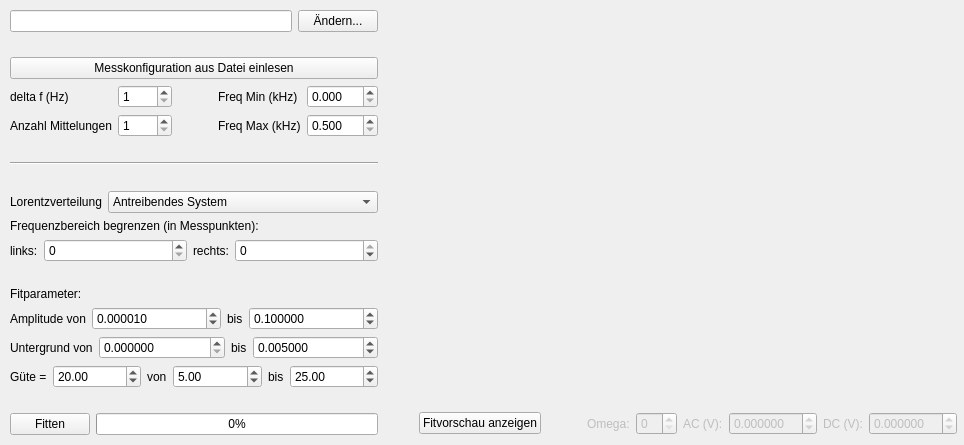
Above: Design/SpektrLaden.ui from lustra/BE-ESM-Analysis before the change. Below: the same form after it.
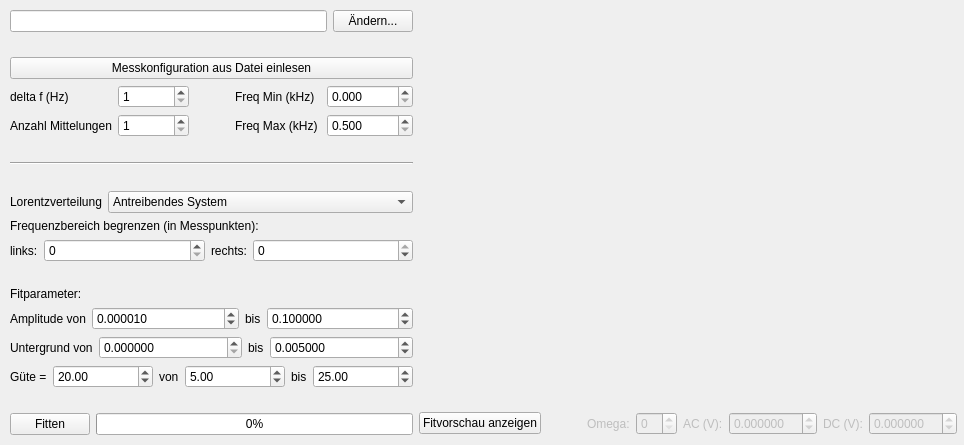
That is the form after the change. Custom widgets are drawn as their Qt base class.

Commit message: Spektr.-Fit-Vorschau

```diff
--- a/Design/SpektrLaden.ui
+++ b/Design/SpektrLaden.ui
@@ -539,22 +539,6 @@
        </item>
       </layout>
      </item>
-     <item>
-      <spacer name="horizontalspacer2">
-       <property name="orientation">
-        <enum>Qt::Horizontal</enum>
-       </property>
-       <property name="sizeType">
-        <enum>QSizePolicy::MinimumExpanding</enum>
-       </property>
-       <property name="sizeHint" stdset="0">
-        <size>
-         <width>0</width>
-         <height>0</height>
-        </size>
-       </property>
-      </spacer>
-     </item>
      <item>
       <layout class="QVBoxLayout" name="verticallayout1">
        <item>
```
Left out of the diff: 124 changed lines with no effect on the pictures. The commit also changes 5 other files.
